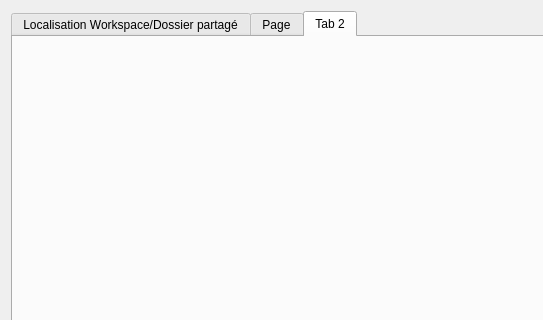
The window that gui/settings_ui.ui (samsungapore/Another-SDSE) describes before a commit, drawn with Qt 5; both pictures show x 0 to 543 and y 0 to 320 of the 659 by 439 pixel window.
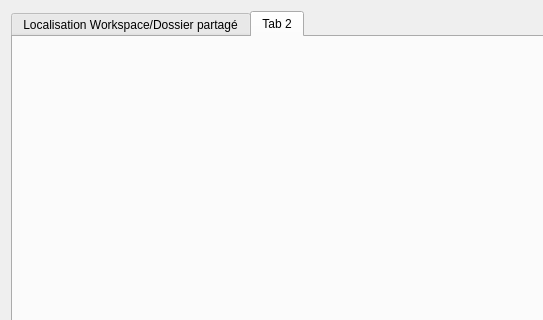
The same window after the commit. The open tabs and pages were chosen to show the change.

```diff
--- a/gui/settings_ui.ui
+++ b/gui/settings_ui.ui
@@ -82,11 +82,6 @@
          </item>
         </layout>
        </widget>
-       <widget class="QWidget" name="tab_3">
-        <attribute name="title">
-         <string>Page</string>
-        </attribute>
-       </widget>
        <widget class="QWidget" name="tab_2">
         <attribute name="title">
          <string>Tab 2</string>
```
Left out of the diff: 2 changed lines with no effect on the pictures.
